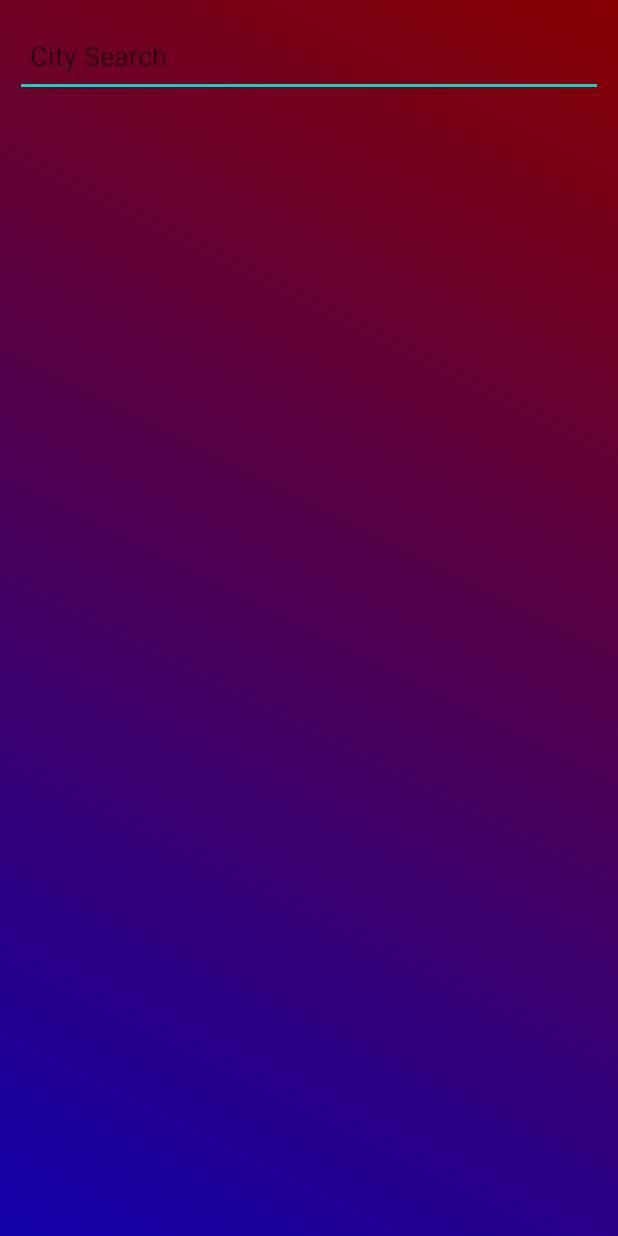
After one commit to SomeAnonimCoder/MyWeatherApp, an Android app: the layout activity_search.xml on its own in the app's theme, with its tools: preview values and no code run, on a phone screen of 412 x 824 dp. The commit adds this screen. Run offline under Robolectric (Android 15) with nearby library versions, the phone set to English and light mode, and no system bars.

Commit message:
Add Search Activity

```diff
--- a/app/src/main/AndroidManifest.xml
+++ b/app/src/main/AndroidManifest.xml
@@ -1,7 +1,9 @@
 <?xml version="1.0" encoding="utf-8"?>
 <manifest xmlns:android="http://schemas.android.com/apk/res/android"
     package="com.dont.want.code.labs.myweatherapp">
-    <uses-permission android:name="android.permission.INTERNET"/>
+
+    <uses-permission android:name="android.permission.INTERNET" />
+
     <application
         android:allowBackup="true"
         android:icon="@mipmap/ic_launcher"
@@ -10,7 +12,7 @@
         android:supportsRtl="true"
         android:theme="@style/Theme.MyWeatherApp">
         <activity
-            android:name=".MainActivity"
+            android:name=".SearchActivity"
             android:exported="true">
             <intent-filter>
                 <action android:name="android.intent.action.MAIN" />
@@ -18,6 +20,13 @@
                 <category android:name="android.intent.category.LAUNCHER" />
             </intent-filter>
         </activity>
+        <activity
+            android:name=".MainActivity"
+            android:exported="true">
+            <intent-filter>
+                <action android:name="android.intent.action.MAIN" />
+            </intent-filter>
+        </activity>
     </application>
 
 </manifest>
--- a/app/src/main/java/com/dont/want/code/labs/myweatherapp/MainActivity.kt
+++ b/app/src/main/java/com/dont/want/code/labs/myweatherapp/MainActivity.kt
@@ -6,6 +6,7 @@ import androidx.appcompat.app.AppCompatActivity
 import android.os.Bundle
 import android.util.Log
 import android.view.View
+import android.view.Window
 import android.view.WindowManager
 import android.widget.ProgressBar
 import android.widget.RelativeLayout
--- /dev/null
+++ b/app/src/main/java/com/dont/want/code/labs/myweatherapp/SearchActivity.kt
@@ -0,0 +1,11 @@
+package com.dont.want.code.labs.myweatherapp
+
+import androidx.appcompat.app.AppCompatActivity
+import android.os.Bundle
+
+class SearchActivity : AppCompatActivity() {
+    override fun onCreate(savedInstanceState: Bundle?) {
+        super.onCreate(savedInstanceState)
+        setContentView(R.layout.activity_search)
+    }
+}
--- /dev/null
+++ b/app/src/main/res/layout/activity_search.xml
@@ -0,0 +1,47 @@
+<?xml version="1.0" encoding="utf-8"?>
+<androidx.constraintlayout.widget.ConstraintLayout xmlns:android="http://schemas.android.com/apk/res/android"
+    xmlns:app="http://schemas.android.com/apk/res-auto"
+    xmlns:tools="http://schemas.android.com/tools"
+    android:layout_width="match_parent"
+    android:layout_height="match_parent"
+    android:background="@drawable/gradient_background"
+    tools:context=".SearchActivity">
+
+    <LinearLayout
+        android:layout_width="match_parent"
+        android:layout_height="match_parent"
+        android:background="@drawable/gradient_background"
+        android:gravity="center"
+        android:orientation="horizontal">
+
+        <LinearLayout
+            android:layout_width="match_parent"
+            android:layout_height="match_parent"
+            android:background="@drawable/gradient_background"
+            android:gravity="center"
+            android:orientation="vertical">
+
+            <EditText
+                android:id="@+id/city_search"
+                android:layout_width="match_parent"
+                android:layout_height="48dp"
+                android:layout_margin="10dp"
+                android:layout_weight="1"
+                android:autofillHints=""
+                android:ems="010"
+                android:hint="City Search"
+                android:inputType="textShortMessage|textAutoComplete"
+                android:padding="10dp" />
+
+            <androidx.recyclerview.widget.RecyclerView
+                android:id="@+id/CityList"
+                android:layout_width="wrap_content"
+                android:layout_height="wrap_content"
+                android:layout_margin="10dp"
+                android:layout_weight="100"
+                android:padding="10dp" />
+
+        </LinearLayout>
+    </LinearLayout>
+
+</androidx.constraintlayout.widget.ConstraintLayout>
--- a/build.gradle
+++ b/build.gradle
@@ -6,7 +6,7 @@ buildscript {
     }
     dependencies {
         classpath "com.android.tools.build:gradle:7.0.2"
-        classpath "org.jetbrains.kotlin:kotlin-gradle-plugin:1.5.20"
+        classpath 'org.jetbrains.kotlin:kotlin-gradle-plugin:1.5.31'
 
         // NOTE: Do not place your application dependencies here; they belong
         // in the individual module build.gradle files
```
